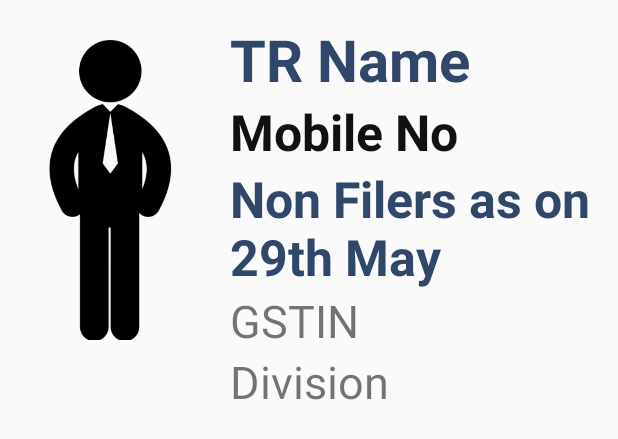
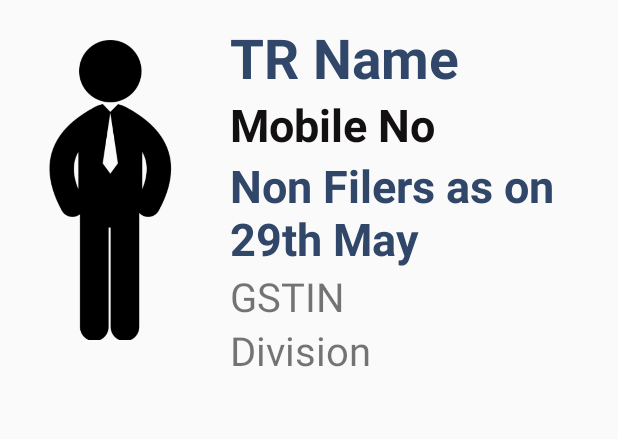
Before and after one commit to adityasuman2025/GSTApp, an Android app: the layout list_gst_adapter.xml on its own in the app's theme, with its tools: preview values and no code run, on a phone screen of 412 x 824 dp. Shown: the top 439 px of the screen. Run offline under Robolectric (Android 15) with nearby library versions, the phone set to English and light mode, and no system bars.

Commit message:
apk generated

```diff
--- a/app/build.gradle
+++ b/app/build.gradle
@@ -16,6 +16,11 @@
             proguardFiles getDefaultProguardFile('proguard-android-optimize.txt'), 'proguard-rules.pro'
         }
     }
+
+    lintOptions {
+        checkReleaseBuilds false // Add this
+        abortOnError false
+    }
 }
 
 dependencies {
--- a/app/src/main/res/layout/activity_dashboard.xml
+++ b/app/src/main/res/layout/activity_dashboard.xml
@@ -22,13 +22,13 @@
             android:textAlignment="center"
             android:textColor="@color/red"
             android:text="err"
-            android:textSize="45px"/>
+            android:textSize="40px"/>
 
         <TextView
             android:id="@+id/nonFilersCount"
             android:layout_width="match_parent"
             android:layout_height="wrap_content"
-            android:textSize="60px"
+            android:textSize="55px"
             android:text=""
             android:textColor="@color/white"/>
 
@@ -36,7 +36,7 @@
             android:id="@+id/GSTCount"
             android:layout_width="match_parent"
             android:layout_height="wrap_content"
-            android:textSize="60px"
+            android:textSize="55px"
             android:text=""
             android:textColor="@color/white"/>
     </LinearLayout>
--- a/app/src/main/res/layout/list_gst_adapter.xml
+++ b/app/src/main/res/layout/list_gst_adapter.xml
@@ -17,7 +17,6 @@
         android:id="@+id/ok"
         android:layout_width="match_parent"
         android:layout_height="wrap_content"
-
         android:layout_toEndOf="@id/personIcon"
         android:layout_toRightOf="@id/personIcon"
         android:orientation="vertical"
@@ -30,7 +29,7 @@
             android:layout_height="wrap_content"
             android:text="TR Name"
             android:textStyle="bold"
-            android:textSize="58px"
+            android:textSize="55px"
             android:textColor="@color/colorAccent" />
 
         <TextView
@@ -38,7 +37,7 @@
             android:layout_width="match_parent"
             android:layout_height="wrap_content"
             android:text="Mobile No"
-            android:textSize="50px"
+            android:textSize="45px"
             android:textStyle="bold"
             android:textColor="@color/colorPrimaryDark"/>
 
@@ -48,7 +47,7 @@
             android:layout_height="wrap_content"
             android:text="Non Filers as on 29th May"
             android:textStyle="bold"
-            android:textSize="50px"
+            android:textSize="45px"
             android:textColor="@color/colorAccent"/>
 
         <TextView
@@ -56,13 +55,13 @@
             android:layout_width="match_parent"
             android:layout_height="wrap_content"
             android:text="GSTIN"
-            android:textSize="45px"/>
+            android:textSize="40px"/>
 
         <TextView
             android:id="@+id/division"
             android:layout_width="match_parent"
             android:layout_height="wrap_content"
             android:text="Division"
-            android:textSize="45px"/>
+            android:textSize="40px"/>
     </LinearLayout>
 </RelativeLayout>
```
Also changed, not shown: build.gradle (line endings or trailing spaces), 2 other files.
